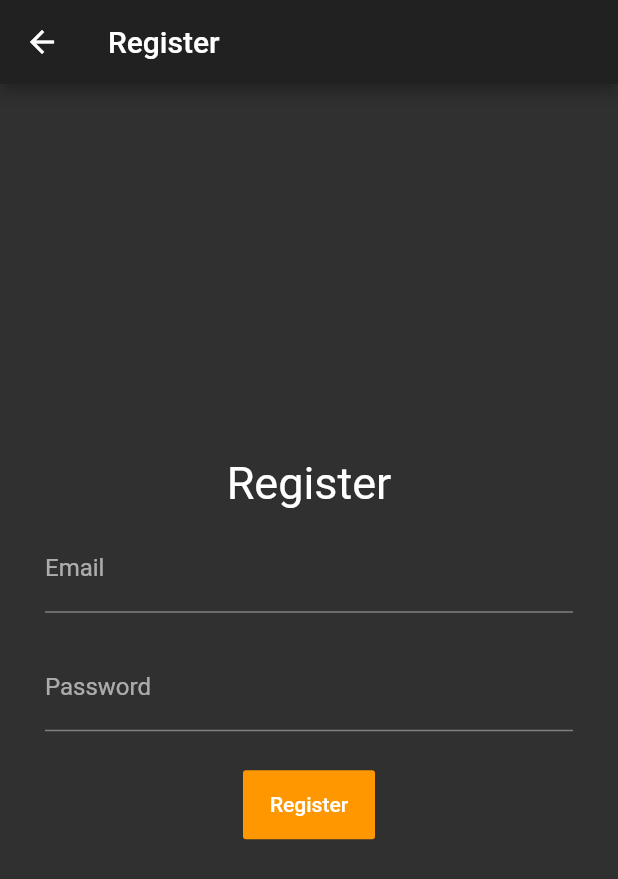
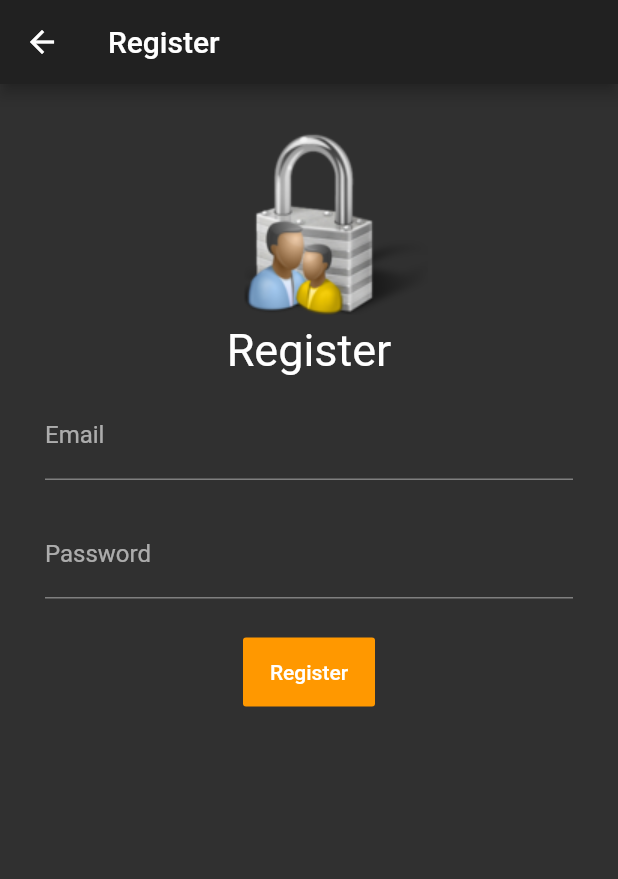
Before and after one commit to abidsuhail/FlutterLoginRegister, a Flutter app: the screen it shows after launch, after a tap on "Register?", on a phone screen of 412 x 824 dp. Shown: the top 879 px of the screen. Run offline on Flutter 3.47's test engine with Material 2 defaults, Android fonts, the phone set to English and light mode, and no system bars; our stand-ins replace flutter_spinkit, shared_preferences, toast; network calls fail.

Commit message:
added icons

```diff
--- a/lib/screens/LoginScreen.dart
+++ b/lib/screens/LoginScreen.dart
@@ -1,4 +1,5 @@
 import 'dart:convert';
+import 'dart:ui';
 
 import 'package:flutter/material.dart';
 import 'package:http/http.dart';
@@ -45,6 +46,11 @@ class _LoginScreenState extends State<LoginScreen> {
                 Opacity(
                     opacity: showProgress ? 1 : 0,
                     child: CircularProgressIndicator()),
+                Container(
+                  margin: EdgeInsets.all(40),
+                  child: Image(image: AssetImage('images/ic_login.png'),height: 110,width: 110,),
+                ),
+
                 Text(
                   'Welcome',
                   style: TextStyle(fontSize: 35.0),
--- a/lib/screens/RegisterScreen.dart
+++ b/lib/screens/RegisterScreen.dart
@@ -27,8 +27,11 @@ class _RegisterScreenState extends State<RegisterScreen> {
           padding: EdgeInsets.all(20),
           child: Center(
             child: Column(
-              mainAxisAlignment: MainAxisAlignment.center,
               children: [
+                Container(
+                  margin: EdgeInsets.only(left: 30),
+                  child: Image(image: AssetImage('images/ic_register.png'),height: 140,width: 140,),
+                ),
                 Text(
                   'Register',
                   style: TextStyle(fontSize: 30.0),
--- a/pubspec.yaml
+++ b/pubspec.yaml
@@ -42,7 +42,8 @@ dev_dependencies:
 
 # The following section is specific to Flutter.
 flutter:
-
+  assets:
+    - images/
   # The following line ensures that the Material Icons font is
   # included with your application, so that you can use the icons in
   # the material Icons class.
@@ -50,8 +51,7 @@ flutter:
 
   # To add assets to your application, add an assets section, like this:
   # assets:
-  #   - images/a_dot_burr.jpeg
-  #   - images/a_dot_ham.jpeg
+
 
   # An image asset can refer to one or more resolution-specific "variants", see
   # https://flutter.dev/assets-and-images/#resolution-aware.
```
Also changed, not shown: images/ic_login.png (added), images/ic_register.png (added).
